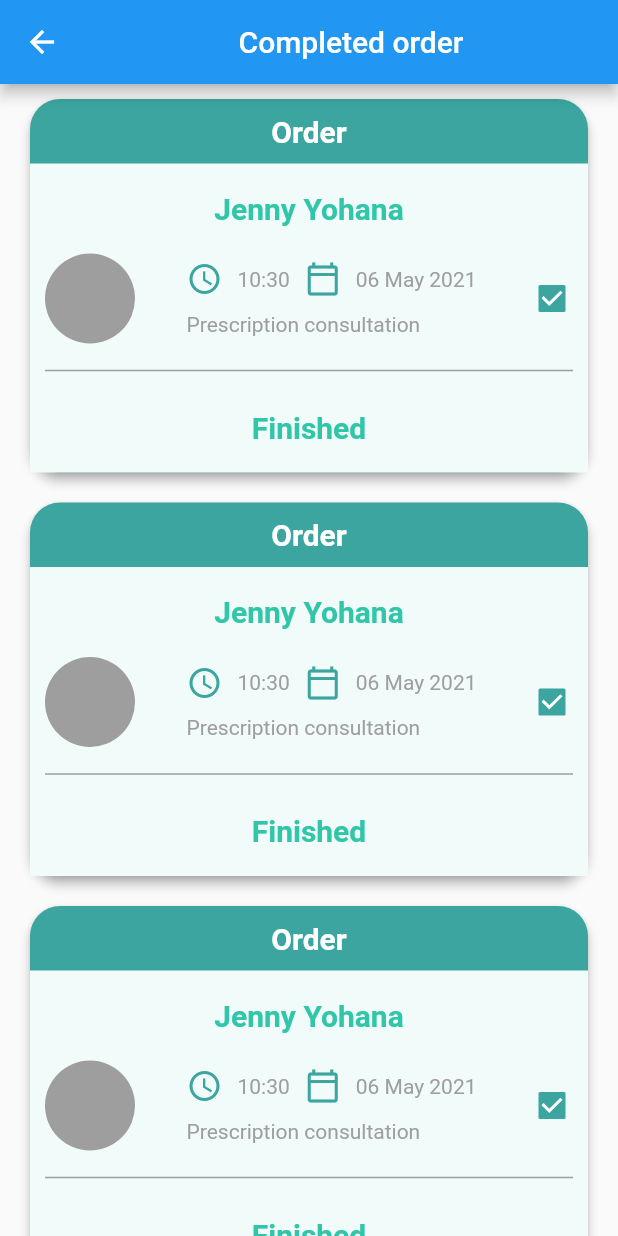
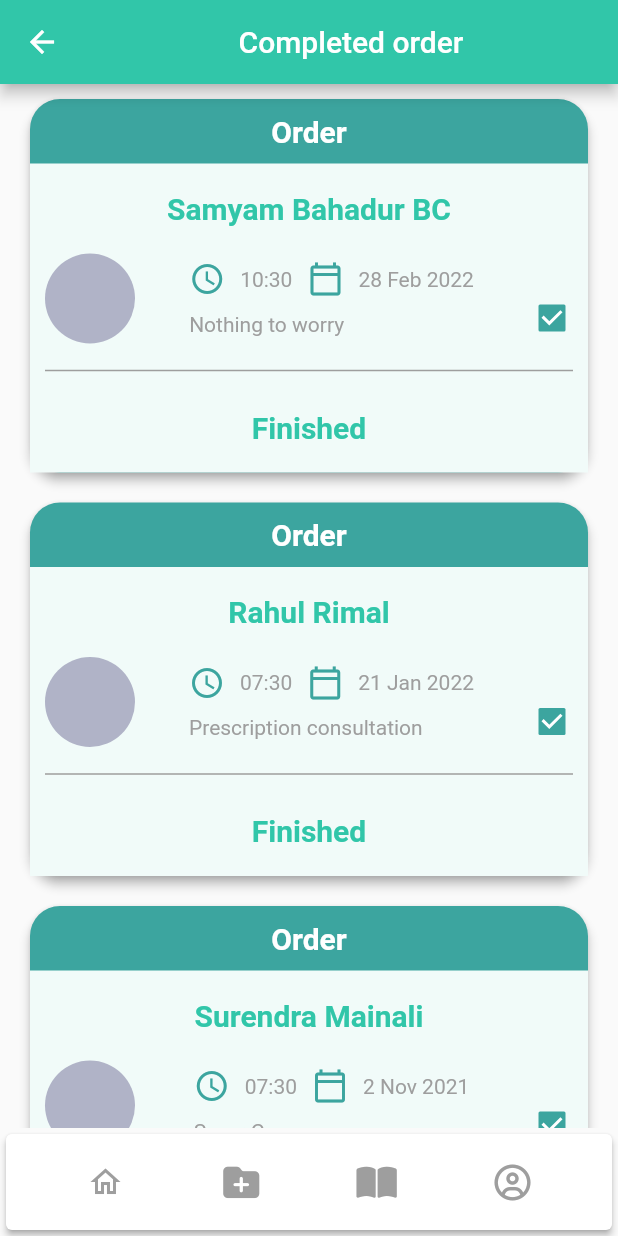
Before and after one commit to RahulRimal/AvocadoTask, a Flutter app: the ListOfOrderScreen screen opened directly, on a phone screen of 412 x 824 dp. Run offline on Flutter 3.47's test engine with Material 2 defaults, Android fonts, the phone set to English and light mode, and no system bars; our stand-ins replace font_awesome_flutter.

Commit message:
Added data according to model

```diff
--- /dev/null
+++ b/lib/helpers/date_helper.dart
@@ -0,0 +1,27 @@
+import 'package:intl/intl.dart';
+
+class DateHelper
+{
+
+  static getDayFromDate(DateTime date)
+  {
+    return date.day.toString();
+  }
+
+  static getMonthFromDate(DateTime date)
+  {
+    return date.month.toString();
+  }
+
+  static getYearFromDate(DateTime date)
+  {
+    return date.year.toString();
+  }
+
+
+  static getDateWithMonthShortName(DateTime date)
+  {
+    return DateFormat.d().format(date) + ' ' + DateFormat.MMM().format(date)+ ' ' + DateFormat.y().format(date);
+  }
+
+}
--- a/lib/managers/color_manager.dart
+++ b/lib/managers/color_manager.dart
@@ -7,4 +7,5 @@ class ColorManager
 
   static Color containerBackground = Color.fromRGBO(241,251,249, 1);
   static Color listTileColor = Color.fromRGBO(236,247,251, 1);
+  static Color circularAvatarBackground = Color.fromRGBO(176,179,199, 1);
 }
--- a/lib/providers/prescriptions.dart
+++ b/lib/providers/prescriptions.dart
@@ -56,4 +56,5 @@ class Prescriptions with ChangeNotifier
     notifyListeners();
   }
 
+
 }
--- a/lib/screens/list_of_order_screen.dart
+++ b/lib/screens/list_of_order_screen.dart
@@ -1,26 +1,99 @@
+import 'package:avocado_flutter_task/managers/color_manager.dart';
+import 'package:avocado_flutter_task/models/prescription.dart';
+import 'package:avocado_flutter_task/widgets/order_card.dart';
 import 'package:flutter/material.dart';
+import 'package:font_awesome_flutter/font_awesome_flutter.dart';
+import 'package:provider/provider.dart';
 
-import '../managers/color_manager.dart';
-import '../widgets/order_card.dart';
+import '../providers/prescriptions.dart';
 
-class ListOfOrderScreen extends StatelessWidget {
+class ListOfOrderScreen extends StatefulWidget {
   const ListOfOrderScreen({Key? key}) : super(key: key);
 
+  static const routeName = '/list-of-order-screen';
+
+  @override
+  State<ListOfOrderScreen> createState() => _ListOfOrderScreenState();
+}
+
+class _ListOfOrderScreenState extends State<ListOfOrderScreen> {
   @override
   Widget build(BuildContext context) {
+    Prescriptions prescriptions = context.watch<Prescriptions>();
+
     return Scaffold(
       appBar: AppBar(
         leading: IconButton(
           icon: Icon(Icons.arrow_back),
           onPressed: () {},
         ),
-        title: Center(child: Text('Completed order')),
+        title: Center(
+          child: Text('Completed order'),
+        ),
+        backgroundColor: ColorManager.primary,
       ),
-      body: ListView.builder(
-        itemCount: 3,
-        itemBuilder: (context, index) {
-          return OrderCard();
-        },
+      // body: ListView.builder(
+      //   itemCount: 3,
+      //   itemBuilder: (context, index) {
+      //   return OrderCard();
+      // }),
+      body: FutureBuilder(
+        builder: (context, snapshot) => snapshot.connectionState ==
+                ConnectionState.waiting
+            ? Center(
+                child: CircularProgressIndicator(),
+              )
+            : Consumer<Prescriptions>(
+                builder: (context, prescriptions, child) => ListView.builder(
+                  itemCount: prescriptions.prescriptions.length,
+                  itemBuilder: (context, index) {
+                    return OrderCard(
+                      prescription: prescriptions.prescriptions[index],
+                    );
+                  },
+                ),
+              ),
+      ),
+      bottomNavigationBar: Card(
+        elevation: 2,
+        shadowColor: Colors.grey,
+        child: Padding(
+          padding: const EdgeInsets.symmetric(vertical: 8),
+          child: Row(
+            mainAxisAlignment: MainAxisAlignment.spaceEvenly,
+            children: [
+              IconButton(
+                icon: Icon(
+                  Icons.home_outlined,
+                  color: Colors.grey,
+                ),
+                // icon: Icon(CupertinoIcons.house),
+                onPressed: () {},
+              ),
+              IconButton(
+                icon: FaIcon(
+                  FontAwesomeIcons.folderPlus,
+                  color: Colors.grey,
+                ),
+                onPressed: () {},
+              ),
+              IconButton(
+                icon: FaIcon(
+                  FontAwesomeIcons.bookOpen,
+                  color: Colors.grey,
+                ),
+                onPressed: () {},
+              ),
+              IconButton(
+                icon: FaIcon(
+                  FontAwesomeIcons.circleUser,
+                  color: Colors.grey,
+                ),
+                onPressed: () {},
+              ),
+            ],
+          ),
+        ),
       ),
     );
   }
--- a/lib/widgets/order_card.dart
+++ b/lib/widgets/order_card.dart
@@ -1,13 +1,19 @@
+import 'package:avocado_flutter_task/helpers/date_helper.dart';
+import 'package:avocado_flutter_task/models/prescription.dart';
 import 'package:flutter/material.dart';
 
 import '../managers/color_manager.dart';
+import '../screens/view_order_screen.dart';
 
 class OrderCard extends StatelessWidget {
-  const OrderCard({Key? key}) : super(key: key);
+  OrderCard({Key? key, required this.prescription}) : super(key: key);
+  Prescription prescription;
 
   @override
   Widget build(BuildContext context) {
-    return Card(
+    return GestureDetector(
+      onTap: () => Navigator.of(context).pushNamed(ViewOrderScreen.routeName, arguments: prescription),
+      child: Card(
         margin: EdgeInsets.symmetric(horizontal: 20, vertical: 10,),
         color: ColorManager.secondary,
         shape: RoundedRectangleBorder(
@@ -42,8 +48,8 @@ class OrderCard extends StatelessWidget {
               height: 60,
               child: Center(
                 child: Text(
-                  'Jenny Yohana',
-
+                  // 'Jenny Yohana',
+                  prescription.patientName,
                   style: TextStyle(
                     color: ColorManager.primary,
                     fontSize: 20,
@@ -57,7 +63,7 @@ class OrderCard extends StatelessWidget {
               children: [
                 CircleAvatar(
                   radius: 30,
-                  backgroundColor: Colors.grey,
+                  backgroundColor: ColorManager.circularAvatarBackground,
                 ),
                 Column(
                   crossAxisAlignment: CrossAxisAlignment.start,
@@ -73,8 +79,8 @@ class OrderCard extends StatelessWidget {
                           width: 10,
                         ),
                         Text(
-                          '10:30',
-
+                          // '10:30',
+                          prescription.consultationTime,
                           style: TextStyle(
                             color: Colors.grey,
                           ),
@@ -90,9 +96,9 @@ class OrderCard extends StatelessWidget {
                           width: 10,
                         ),
                         Text(
-                          '06 May 2021',
-
-
+                          // '06 May 2021',
+                          DateHelper.getDateWithMonthShortName(prescription.prescriptionDate),
+                          // DateHelper.getMonthShortNameFromDate(prescription.prescriptionDate),
                           style: TextStyle(
                             color: Colors.grey,
                           ),
@@ -103,8 +109,8 @@ class OrderCard extends StatelessWidget {
                       height: 10,
                     ),
                     Text(
-                      'Prescription consultation',
-
+                      // 'Prescription consultation',
+                      prescription.prescriptionDetails,
                       style: TextStyle(
                         color: Colors.grey,
                       ),
@@ -113,13 +119,13 @@ class OrderCard extends StatelessWidget {
                 ),
                 Container(
                     width: 30,
-                    // height: 30,
+                    height: 30,
                     child: CheckboxListTile(
                       tileColor: ColorManager.secondary,
                       checkColor: Colors.white,
                       activeColor: ColorManager.secondary,
                       shape: RoundedRectangleBorder(
-                        borderRadius: BorderRadius.circular(5),
+                        borderRadius: BorderRadius.circular(20),
                       ),
                       value: true,
                       onChanged: (value) {},
@@ -153,6 +159,7 @@ class OrderCard extends StatelessWidget {
             ),
           ],
         ),
-      );
+      ),
+    );
   }
 }
--- a/pubspec.yaml
+++ b/pubspec.yaml
@@ -30,6 +30,9 @@ dependencies:
   flutter:
     sdk: flutter
   font_awesome_flutter: ^10.1.0
+  provider: ^6.0.3
+  intl: ^0.17.0
+  http: ^0.13.4
 
 
   # The following adds the Cupertino Icons font to your application.
```
Also changed, not shown: lib/main.dart (+14 -8 lines), lib/screens/view_order_screen.dart (+25 -10 lines), pubspec.lock.
